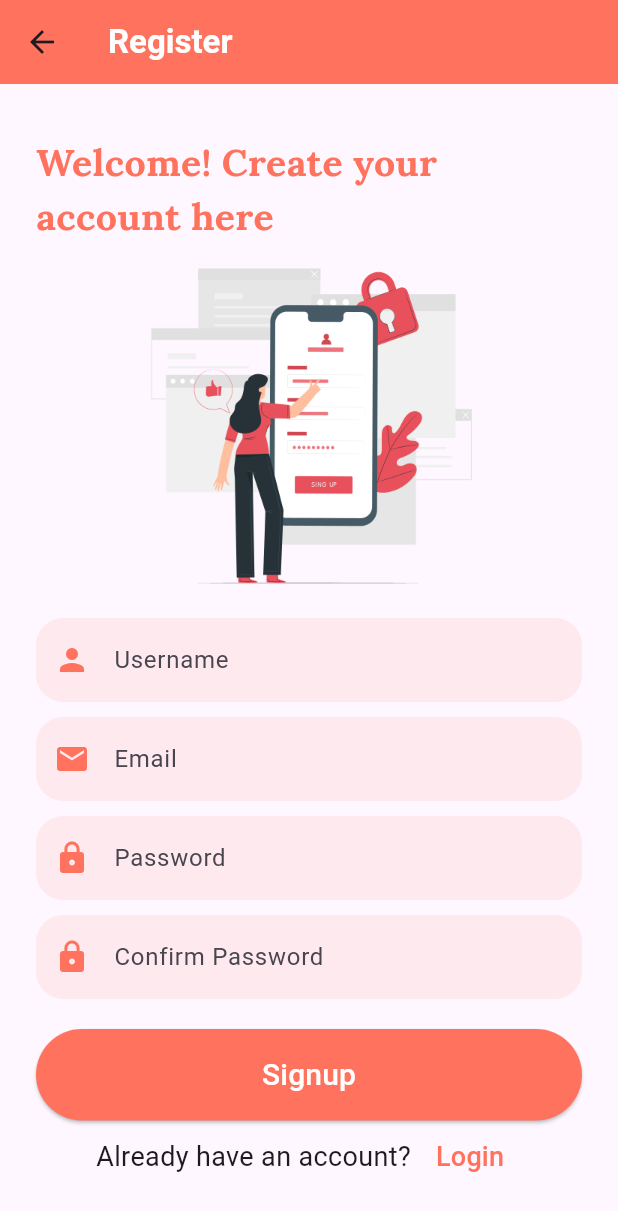
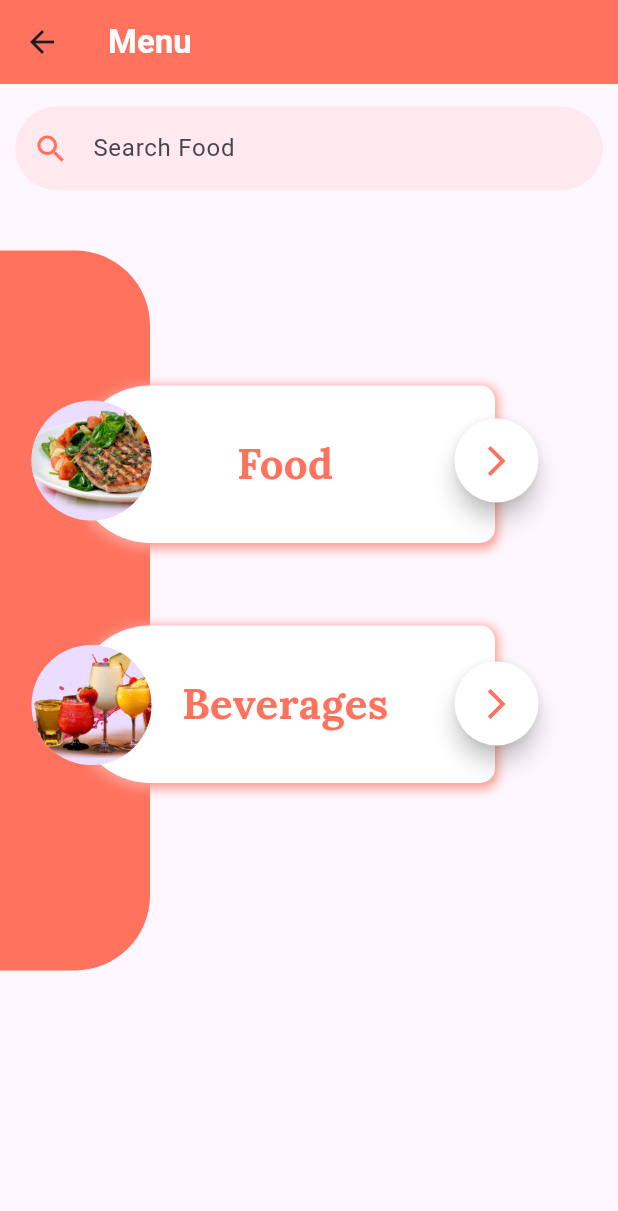
Before and after one commit to harsh12121212/receipeapp, a Flutter app: the SignUpPage screen opened directly, after a tap on "Signup", on a phone screen of 412 x 824 dp. Shown: the top 1211 px of the screen. Run offline on Flutter 3.47's test engine with Material 3 defaults, Android fonts, the phone set to English and light mode, and no system bars; our stand-ins replace google_fonts.

Commit message:
Menu screen ui

```diff
--- a/lib/Screens/login_screen.dart
+++ b/lib/Screens/login_screen.dart
@@ -1,6 +1,8 @@
 import 'package:flutter/material.dart';
 import 'package:google_fonts/google_fonts.dart';
 import 'package:receipeapp/Screens/registration_screen.dart';
+
+import 'menu_screen.dart';
 
 void main() {
   runApp(const MyApp());
@@ -27,7 +29,6 @@ class LoginScreen extends StatefulWidget  {
 }
 
 class _LoginScreenState extends State<LoginScreen> {
-  bool _isPasswordVisible = false;
 
   @override
   Widget build(BuildContext context) {
@@ -106,7 +107,12 @@ class _LoginScreenState extends State<LoginScreen> {
         ),
         const SizedBox(height: 20),
         ElevatedButton(
-          onPressed: () {},
+          onPressed: () {
+            Navigator.push(
+              context,
+              MaterialPageRoute(builder: (context) => MenuScreen()),
+            );
+          },
           style: ElevatedButton.styleFrom(
             shape: const StadiumBorder(),
             padding: const EdgeInsets.symmetric(vertical: 16),
--- /dev/null
+++ b/lib/Screens/menu_screen.dart
@@ -0,0 +1,213 @@
+import 'package:flutter/material.dart';
+import 'package:google_fonts/google_fonts.dart';
+
+void main() {
+  runApp(const MyApp());
+}
+
+class MyApp extends StatelessWidget {
+  const MyApp({super.key});
+
+  @override
+  Widget build(BuildContext context) {
+    return const MaterialApp(
+      home: MenuScreen(),
+    );
+  }
+}
+
+class MenuScreen extends StatelessWidget {
+  const MenuScreen({super.key});
+
+  @override
+  Widget build(BuildContext context) {
+    return Scaffold(
+      appBar: AppBar(
+        title: const Text(
+          'Menu',
+          style: TextStyle(fontWeight: FontWeight.bold, color: Colors.white),
+        ),
+      ),
+      body: SingleChildScrollView(
+        child: Container(
+          margin: const EdgeInsets.fromLTRB(0, 5, 0, 20),
+          child: Column(
+            children: [
+              _header(context),
+              _content(context),
+            ],
+          ),
+        ),
+      ),
+    );
+  }
+
+  _header(context) {
+    return Container(
+      margin: const EdgeInsets.fromLTRB(10, 0, 10, 20),
+      child: Column(
+          mainAxisAlignment: MainAxisAlignment.start,
+          crossAxisAlignment: CrossAxisAlignment.stretch,
+          children: [
+            const SizedBox(height: 10),
+            TextField(
+              decoration: InputDecoration(
+                  hintText: "Search Food",
+                  border: OutlineInputBorder(
+                      borderRadius: BorderRadius.circular(30),
+                      borderSide: BorderSide.none),
+                  fillColor: const Color(0xFFFF725E).withOpacity(0.1),
+                  filled: true,
+                  prefixIcon:
+                      const Icon(Icons.search_sharp, color: Color(0xFFFF725E))),
+            ),
+            const SizedBox(height: 20),
+          ]),
+    );
+  }
+
+  _content(context) {
+    return Container(
+      width: double.infinity,
+      height: 480,
+      child: Stack(
+        clipBehavior: Clip.none,
+        children: [
+          Container(
+            decoration: const BoxDecoration(
+              color: Color(0xFFFF725E),
+              borderRadius: BorderRadius.only(
+                topLeft: Radius.circular(0),
+                topRight: Radius.circular(50),
+                bottomLeft: Radius.circular(0),
+                bottomRight: Radius.circular(50),
+              ),
+            ),
+            height: 480,
+            width: 100,
+          ),
+          Positioned(
+            left: 50,
+            top: 90,
+            child: Container(
+              decoration: BoxDecoration(
+                color: Colors.white,
+                borderRadius: const BorderRadius.only(
+                  topLeft: Radius.circular(50),
+                  topRight: Radius.circular(10),
+                  bottomLeft: Radius.circular(50),
+                  bottomRight: Radius.circular(10),
+                ),
+                boxShadow: [
+                  BoxShadow(
+                    color: Color(0xFFFD9C91),
+                    spreadRadius: 2,
+                    blurRadius: 5,
+                    offset: Offset(0, 2),
+                  ),
+                ],
+              ),
+              height: 105,
+              width: 280,
+              child: Center(
+                child: Text(
+                  "Food",
+                  style: GoogleFonts.lora(
+                    textStyle: TextStyle(
+                      fontSize: 28,
+                      fontWeight: FontWeight.bold,
+                      color: Color(0xFFFF725E),
+                    ),
+                  ),
+                ),
+              ),
+            ),
+          ),
+          Positioned(
+            child: CircleAvatar(
+              radius: 40,
+              backgroundImage: AssetImage('assets/food.png'),
+            ),
+            right: 300,
+            left: 10,
+            bottom: 300,
+          ),
+          Positioned(
+            child: FloatingActionButton(
+              shape: const CircleBorder(),
+              child: const Icon(
+                Icons.arrow_forward_ios,
+                color: Color(0xFFFF725E),
+              ),
+              onPressed: () {},
+              backgroundColor: Colors.white,
+            ),
+            right: -250,
+            left: 0,
+            bottom: 312,
+          ),
+          Positioned(
+            left: 50,
+            top: 250,
+            child: Container(
+              decoration: BoxDecoration(
+                color: Colors.white,
+                borderRadius: const BorderRadius.only(
+                  topLeft: Radius.circular(50),
+                  topRight: Radius.circular(10),
+                  bottomLeft: Radius.circular(50),
+                  bottomRight: Radius.circular(10),
+                ),
+                boxShadow: [
+                  BoxShadow(
+                    color: Color(0xFFFD9C91),
+                    spreadRadius: 2,
+                    blurRadius: 5,
+                    offset: Offset(0, 2),
+                  ),
+                ],
+              ),
+              height: 105,
+              width: 280,
+              child: Center(
+                child: Text(
+                  "Beverages",
+                  style: GoogleFonts.lora(
+                    textStyle: TextStyle(
+                      fontSize: 28,
+                      fontWeight: FontWeight.bold,
+                      color: Color(0xFFFF725E),
+                    ),
+                  ),
+                ),
+              ),
+            ),
+          ),
+          Positioned(
+            child: CircleAvatar(
+              radius: 40,
+              backgroundImage: AssetImage('assets/beverage.png'),
+            ),
+            right: 300,
+            left: 10,
+            bottom: 137,
+          ),
+          Positioned(
+            child: FloatingActionButton(
+              shape: const CircleBorder(),
+              child: const Icon(
+                Icons.arrow_forward_ios,
+                color: Color(0xFFFF725E),
+              ),
+              onPressed: () {},
+              backgroundColor: Colors.white,
+            ),
+            right: -250,
+            left: 0,
+            bottom: 150,
+          ),
+        ],
+      ),
+    );
+  }
+}
--- a/lib/Screens/registration_screen.dart
+++ b/lib/Screens/registration_screen.dart
@@ -1,5 +1,6 @@
 import 'package:flutter/material.dart';
 import 'package:google_fonts/google_fonts.dart';
+import 'package:receipeapp/Screens/menu_screen.dart';
 import 'package:receipeapp/Widget/BezierContainer.dart';
 import 'package:receipeapp/Screens/login_screen.dart';
 
@@ -13,8 +14,6 @@ class SignUpPage extends StatefulWidget {
 }
 
 class _SignUpPageState extends State<SignUpPage> {
-  bool _obscurePassword = true;
-  bool _obscureConfirmPassword = true;
 
   @override
   Widget build(BuildContext context) {
@@ -104,7 +103,7 @@ class _SignUpPageState extends State<SignUpPage> {
             filled: true,
             prefixIcon: const Icon(Icons.lock, color: Color(0xFFFF725E)),
           ),
-          obscureText: _obscurePassword,
+          obscureText: true,
         ),
         const SizedBox(height: 10),
         TextField(
@@ -117,11 +116,16 @@ class _SignUpPageState extends State<SignUpPage> {
             filled: true,
             prefixIcon: const Icon(Icons.lock, color: Color(0xFFFF725E)),
           ),
-          obscureText: _obscureConfirmPassword ,
+          obscureText: true ,
         ),
         const SizedBox(height: 20),
         ElevatedButton(
-          onPressed: () {},
+          onPressed: () {
+            Navigator.push(
+              context,
+              MaterialPageRoute(builder: (context) => MenuScreen()),
+            );
+          },
           style: ElevatedButton.styleFrom(
             shape: const StadiumBorder(),
             padding: const EdgeInsets.symmetric(vertical: 16),
--- a/pubspec.yaml
+++ b/pubspec.yaml
@@ -62,6 +62,8 @@ flutter:
       - assets/loginscreen.png
       - assets/welcomescreen.png
       - assets/splashscreen.png
+      - assets/beverage.png
+      - assets/food.png
     # To add assets to your application, add an assets section, like this:
   # assets:
   #   - images/a_dot_burr.jpeg
```
Also changed, not shown: assets/beverage.png (added), assets/food.png (added), pubspec.lock.
